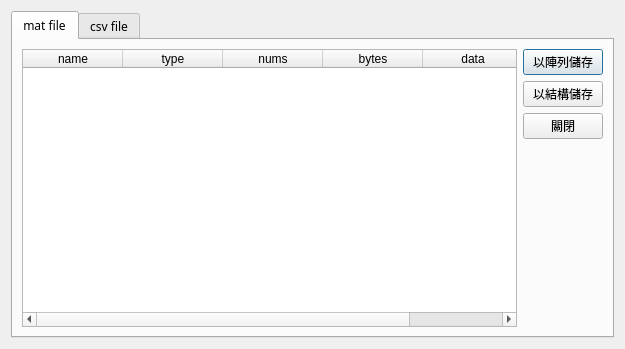
The window that ui/hmi_save_dialog.ui (mickey9910326/ASA_HMI_Data_Agent) describes before a commit, drawn with Qt 5.
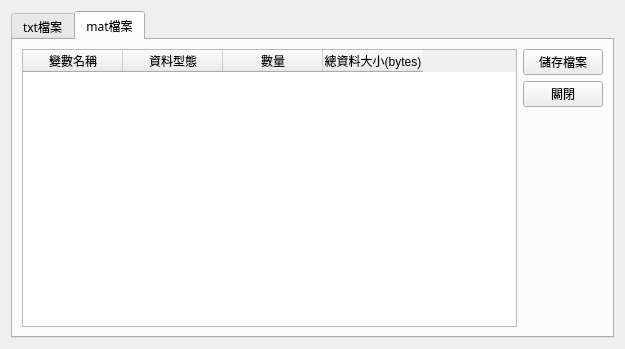
The same window after the commit.

Patch:
```diff
--- a/ui/hmi_save_dialog.ui
+++ b/ui/hmi_save_dialog.ui
@@ -24,48 +24,56 @@
      <property name="currentIndex">
       <number>0</number>
      </property>
+     <widget class="QWidget" name="tab_txt">
+      <attribute name="title">
+       <string>txt檔案</string>
+      </attribute>
+      <layout class="QGridLayout" name="gridLayout">
+       <item row="0" column="0" rowspan="3">
+        <widget class="QTextEdit" name="textEdit_txt"/>
+       </item>
+       <item row="0" column="1">
+        <widget class="QPushButton" name="pushButton_txtSave">
+         <property name="text">
+          <string>儲存檔案</string>
+         </property>
+        </widget>
+       </item>
+       <item row="1" column="1">
+        <widget class="QPushButton" name="pushButton_txtClose">
+         <property name="text">
+          <string>關閉</string>
+         </property>
+        </widget>
+       </item>
+       <item row="2" column="1">
+        <spacer name="verticalSpacer_2">
+         <property name="orientation">
+          <enum>Qt::Vertical</enum>
+         </property>
+         <property name="sizeHint" stdset="0">
+          <size>
+           <width>20</width>
+           <height>220</height>
+          </size>
+         </property>
+        </spacer>
+       </item>
+      </layout>
+     </widget>
      <widget class="QWidget" name="tab_mat">
       <attribute name="title">
-       <string>mat file</string>
+       <string>mat檔案</string>
       </attribute>
       <layout class="QGridLayout" name="gridLayout_3">
        <item row="1" column="1">
         <widget class="QPushButton" name="pushButton_matSave">
          <property name="text">
-          <string>以陣列儲存</string>
+          <string>儲存檔案</string>
          </property>
         </widget>
        </item>
-       <item row="1" column="0" rowspan="5">
-        <widget class="QTableWidget" name="tableWidget_mat">
-         <column>
-          <property name="text">
-           <string>name</string>
-          </property>
-         </column>
-         <column>
-          <property name="text">
-           <string>type</string>
-          </property>
-         </column>
-         <column>
-          <property name="text">
-           <string>nums</string>
-          </property>
-         </column>
-         <column>
-          <property name="text">
-           <string>bytes</string>
-          </property>
-         </column>
-         <column>
-          <property name="text">
-           <string>data</string>
-          </property>
-         </column>
-        </widget>
-       </item>
-       <item row="5" column="1">
+       <item row="4" column="1">
         <spacer name="verticalSpacer">
          <property name="orientation">
           <enum>Qt::Vertical</enum>
@@ -78,48 +86,39 @@
          </property>
         </spacer>
        </item>
-       <item row="3" column="1">
+       <item row="2" column="1">
         <widget class="QPushButton" name="pushButton_matClose">
          <property name="text">
           <string>關閉</string>
          </property>
         </widget>
        </item>
-       <item row="2" column="1">
-        <widget class="QPushButton" name="pushButton">
-         <property name="text">
-          <string>以結構儲存</string>
-         </property>
+       <item row="1" column="0" rowspan="4">
+        <widget class="QTableWidget" name="tableWidget_mat">
+         <column>
+          <property name="text">
+           <string>變數名稱</string>
+          </property>
+         </column>
+         <column>
+          <property name="text">
+           <string>資料型態</string>
+          </property>
+         </column>
+         <column>
+          <property name="text">
+           <string>數量</string>
+          </property>
+         </column>
+         <column>
+          <property name="text">
+           <string>總資料大小(bytes)</string>
+          </property>
+         </column>
         </widget>
        </item>
       </layout>
      </widget>
-     <widget class="QWidget" name="tab_csv">
-      <attribute name="title">
-       <string>csv file</string>
-      </attribute>
-      <widget class="QLabel" name="label">
-       <property name="geometry">
-        <rect>
-         <x>9</x>
-         <y>9</y>
-         <width>591</width>
-         <height>301</height>
-        </rect>
-       </property>
-       <property name="font">
-        <font>
-         <pointsize>48</pointsize>
-        </font>
-       </property>
-       <property name="text">
-        <string>WIP</string>
-       </property>
-       <property name="alignment">
-        <set>Qt::AlignCenter</set>
-       </property>
-      </widget>
-     </widget>
     </widget>
    </item>
   </layout>
```
Left out of the diff: 3 changed lines with no effect on the pictures.
